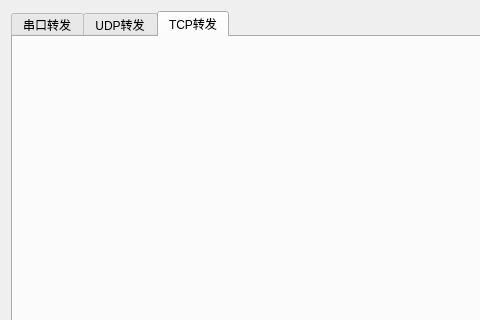
Before: the Qt Designer form src/pages/page/other/transmission/SAKOtherTransmissionPageViewer.ui in x-tools-author/x-tools, drawn with Qt 5; both pictures show x 0 to 480 and y 0 to 320 of the 834 by 455 pixel window.
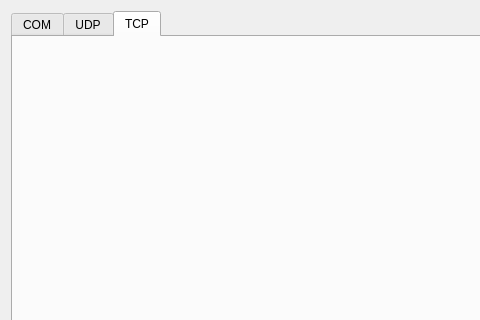
After: the same form once the commit is applied. The open tabs and pages were chosen to show the change.

```diff
--- a/src/pages/page/other/transmission/SAKOtherTransmissionPageViewer.ui
+++ b/src/pages/page/other/transmission/SAKOtherTransmissionPageViewer.ui
@@ -21,17 +21,17 @@
      </property>
      <widget class="QWidget" name="serialPortWidget">
       <attribute name="title">
-       <string>串口转发</string>
+       <string>COM</string>
       </attribute>
      </widget>
      <widget class="QWidget" name="udpWidget">
       <attribute name="title">
-       <string>UDP转发</string>
+       <string>UDP</string>
       </attribute>
      </widget>
      <widget class="QWidget" name="tcpWidget">
       <attribute name="title">
-       <string>TCP转发</string>
+       <string>TCP</string>
       </attribute>
      </widget>
     </widget>
```
Left out of the diff: 4 changed lines with no effect on the pictures.
